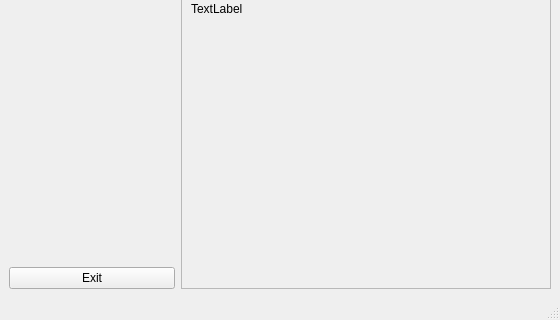
The window that Python/CamerPositionCalibration/CameraLiveViewer.ui (chencen2000/AthenaProject) describes before a commit, drawn with Qt 5; both pictures show x 0 to 560 and y 280 to 600 of the 560 by 600 pixel window.
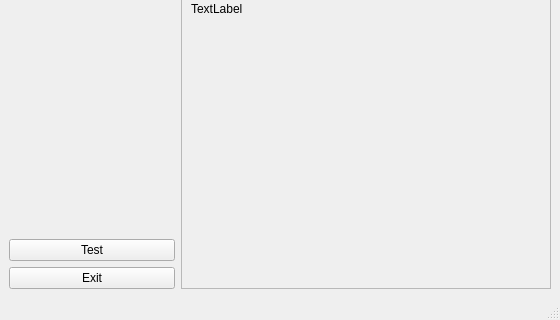
The same window after the commit.

Patch:
```diff
--- a/Python/CamerPositionCalibration/CameraLiveViewer.ui
+++ b/Python/CamerPositionCalibration/CameraLiveViewer.ui
@@ -85,6 +85,13 @@
           </property>
          </spacer>
         </item>
+        <item>
+         <widget class="QPushButton" name="testButton">
+          <property name="text">
+           <string>Test</string>
+          </property>
+         </widget>
+        </item>
         <item>
          <widget class="QPushButton" name="exitButton">
           <property name="text">
```
